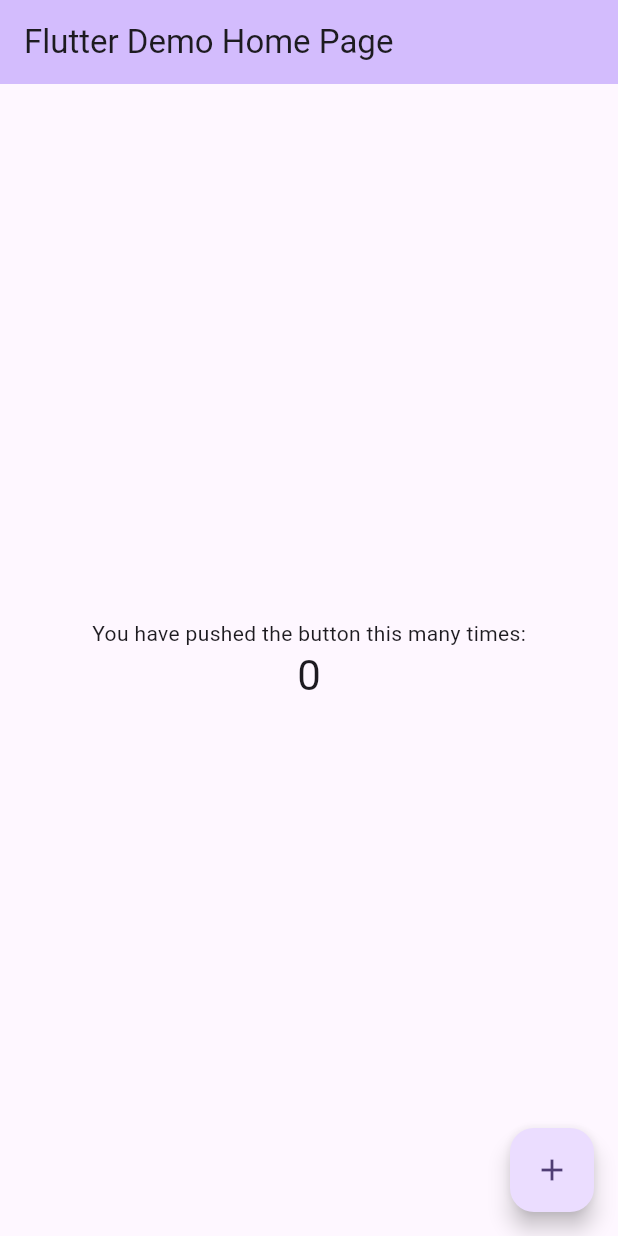
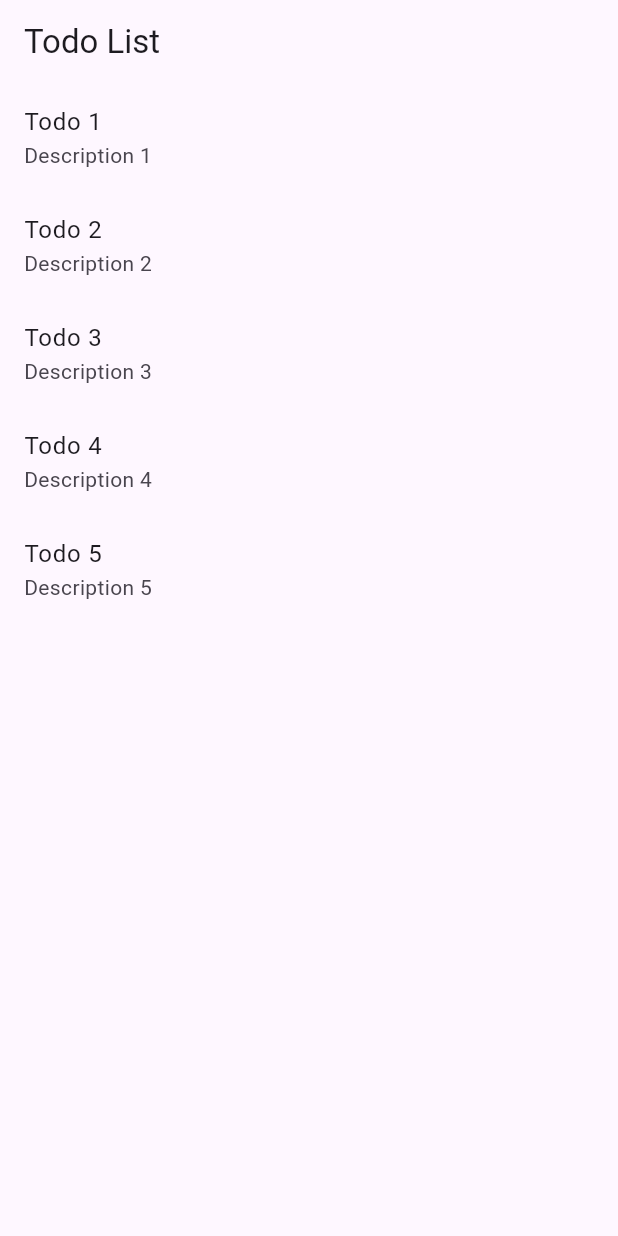
Before and after one commit to marcelochb/archtype-flutter, a Flutter app: the screen it shows after launch, on a phone screen of 412 x 824 dp. Run offline on Flutter 3.47's test engine with Material 3 defaults, Android fonts, the phone set to English and light mode, and no system bars; our stand-ins replace dio, either_dart, flutter_riverpod, get_it, reactive_forms, riverpod_annotation; generated files the repository leaves out were written again.

```diff
--- a/lib/main.dart
+++ b/lib/main.dart
@@ -1,7 +1,12 @@
+import 'package:archtype/src/features/todo/binds/todo.bindings.dart';
+import 'package:archtype/src/features/todo/presenter/list/pages/todo.list.page.dart';
 import 'package:flutter/material.dart';
+import 'package:flutter_riverpod/flutter_riverpod.dart';
+
 
 void main() {
-  runApp(const MyApp());
+  TodoBindings().setup();
+  runApp(const ProviderScope(child: MyApp()));
 }
 
 class MyApp extends StatelessWidget {
@@ -31,7 +36,7 @@ class MyApp extends StatelessWidget {
         colorScheme: ColorScheme.fromSeed(seedColor: Colors.deepPurple),
         useMaterial3: true,
       ),
-      home: const MyHomePage(title: 'Flutter Demo Home Page'),
+      home: const TodoListPage(),
     );
   }
 }
@@ -56,7 +61,6 @@ class MyHomePage extends StatefulWidget {
 
 class _MyHomePageState extends State<MyHomePage> {
   int _counter = 0;
-
   void _incrementCounter() {
     setState(() {
       // This call to setState tells the Flutter framework that something has
--- /dev/null
+++ b/lib/src/features/todo/presenter/list/pages/todo.list.page.dart
@@ -0,0 +1,38 @@
+import 'package:flutter/material.dart';
+import 'package:flutter/widgets.dart';
+import 'package:flutter_riverpod/flutter_riverpod.dart';
+
+import '../controlers/todo.list.controller.dart';
+
+class TodoListPage extends ConsumerWidget {
+  const TodoListPage({
+    super.key,
+    });
+
+
+  @override
+  Widget build(BuildContext context, WidgetRef ref) {
+    final todoList = ref.watch(todoListControllerProvider);
+    return Scaffold(
+      appBar: AppBar(
+        title: const Text('Todo List'),
+      ),
+      body: Center(
+        child: switch (todoList) {
+          AsyncData(:final value) => ListView.builder(
+            itemCount: value.length,
+            itemBuilder: (context, index) {
+              final todo = value[index];
+              return ListTile(
+                title: Text(todo.title),
+                subtitle: Text(todo.description),
+              );
+            },
+          ),
+          AsyncError(:final error) => Center(child: Text('Error: $error')),
+          _ => const Center(child: Text('Loading...')),
+        },
+      ),
+    );
+  }
+}
--- /dev/null
+++ b/lib/src/features/todo/usecases/_exports.dart
@@ -0,0 +1,3 @@
+export 'todo.create.usecase.dart';
+export 'todo.getlist.usecase.dart';
+export 'usecases.interfaces.dart';
--- a/lib/src/features/usecases/create.todo.usecase.dart
+++ b/lib/src/features/todo/usecases/todo.create.usecase.dart
@@ -1,14 +1,14 @@
 import 'package:archtype/src/core/api/api_client_interface.dart';
-import 'package:archtype/src/features/infra/models/todo.model.dart';
-import 'package:archtype/src/features/usecases/usecases.interfaces.dart';
+import 'package:archtype/src/features/todo/models/todo.model.dart';
+import 'package:archtype/src/features/todo/usecases/usecases.interfaces.dart';
 import 'package:either_dart/either.dart';
 
-class CreateTodoUsecase implements ICreateTodoUsecase {
+class TodoCreateUsecase implements ITodoCreateUsecase {
   final IApiClient client;
-  CreateTodoUsecase({required this.client});
+  TodoCreateUsecase({required this.client});
 
   @override
-  Future<Either<Exception, TodoModel>> call(TodoModel todo) async {
+  Future<Either<Exception, TodoModel>> exec(TodoModel todo) async {
     try {
       final response = await client.post(
         url: '/todos',
--- /dev/null
+++ b/lib/src/features/todo/usecases/usecases.interfaces.dart
@@ -0,0 +1,10 @@
+import 'package:archtype/src/features/todo/models/todo.model.dart';
+import 'package:either_dart/either.dart';
+
+abstract class ITodoCreateUsecase {
+  Future<Either<Exception, TodoModel>> exec(TodoModel todo);
+}
+
+abstract class ITodoGetListUsecase {
+  Future<Either<Exception, List<TodoModel>>> exec();
+}
--- a/lib/src/features/usecases/usecases.interfaces.dart
+++ /dev/null
@@ -1,6 +0,0 @@
-import 'package:archtype/src/features/infra/models/todo.model.dart';
-import 'package:either_dart/either.dart';
-
-abstract class ICreateTodoUsecase {
-  Future<Either<Exception, TodoModel>> call(TodoModel todo);
-}
--- a/pubspec.yaml
+++ b/pubspec.yaml
@@ -19,6 +19,9 @@ dependencies:
   either_dart: ^1.0.0
   flutter_riverpod: ^2.5.1
   riverpod_annotation: ^2.3.5
+  signals: ^5.2.1
+  hooks_riverpod: ^2.5.1
+  flutter_hooks: ^0.20.5
 
 dev_dependencies:
   flutter_test:
```
Also changed, not shown: lib/src/core/api/api_client_dio.dart (+12 -5 lines), lib/src/core/api/api_client_interface.dart (+5 -2 lines), lib/src/features/binds/todo.bindings.dart (deleted, +0 -16 lines), lib/src/features/todo/binds/todo.bindings.dart (added, +15 -0 lines), lib/src/features/todo/presenter/list/controlers/todo.list.controller.dart (added, +34 -0 lines), lib/src/features/todo/usecases/todo.getlist.usecase.dart (added, +24 -0 lines), lib/src/features/_expors.dart (added), lib/src/features/todo/models/todo.model.dart (renamed from lib/src/features/infra/models/todo.model.dart), lib/src/features/todo/presenter/create/controlers/todo.create.controller.dart (added), lib/src/features/todo/presenter/create/pages/todo.create.page.dart (added), lib/src/features/todo/todo.mocks.dart (added), pubspec.lock, 1 other file.
